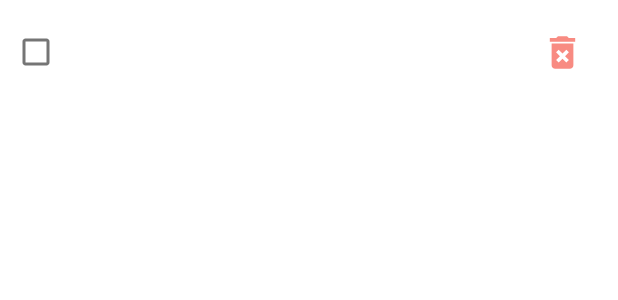
After one commit to YuenShanTsang/TodoList, an Android app: the layout todo.xml on its own in the app's theme, with its tools: preview values and no code run, on a phone screen of 412 x 824 dp. The commit adds this screen. Shown: the top 300 px of the screen. Run offline under Robolectric (Android 15) with nearby library versions, the phone set to English and light mode, and no system bars.

Commit message:
Completed the edit text, check box, add and remove button function by creating onClickListener.

```diff
--- /dev/null
+++ b/app/src/main/res/drawable/add_icon.xml
@@ -0,0 +1,5 @@
+<vector android:height="18dp" android:tint="@color/material_dynamic_neutral30"
+    android:viewportHeight="24" android:viewportWidth="24"
+    android:width="18dp" xmlns:android="http://schemas.android.com/apk/res/android">
+    <path android:fillColor="@android:color/white" android:pathData="M19,13h-6v6h-2v-6H5v-2h6V5h2v6h6v2z"/>
+</vector>
--- /dev/null
+++ b/app/src/main/res/drawable/delete_icon.xml
@@ -0,0 +1,15 @@
+<vector xmlns:android="http://schemas.android.com/apk/res/android"
+    android:width="50dp"
+    android:height="50dp"
+    android:viewportWidth="24"
+    android:viewportHeight="24"
+    android:tint="@color/coral">
+  <group android:scaleX="0.58"
+      android:scaleY="0.58"
+      android:translateX="5.04"
+      android:translateY="5.04">
+    <path
+        android:fillColor="@android:color/white"
+        android:pathData="M6,19c0,1.1 0.9,2 2,2h8c1.1,0 2,-0.9 2,-2L18,7L6,7v12zM8.46,11.88l1.41,-1.41L12,12.59l2.12,-2.12 1.41,1.41L13.41,14l2.12,2.12 -1.41,1.41L12,15.41l-2.12,2.12 -1.41,-1.41L10.59,14l-2.13,-2.12zM15.5,4l-1,-1h-5l-1,1L5,4v2h14L19,4z"/>
+  </group>
+</vector>
--- /dev/null
+++ b/app/src/main/res/layout/todo.xml
@@ -0,0 +1,37 @@
+<?xml version="1.0" encoding="utf-8"?>
+<RelativeLayout xmlns:android="http://schemas.android.com/apk/res/android"
+    xmlns:tools="http://schemas.android.com/tools"
+    android:layout_width="match_parent"
+    android:layout_height="wrap_content"
+    android:clickable="true"
+    android:focusable="true">
+
+    <CheckBox
+        android:id="@+id/task_check_box"
+        android:layout_width="wrap_content"
+        android:layout_height="wrap_content"
+        android:layout_alignParentStart="true"
+        android:layout_centerVertical="true" />
+
+    <TextView
+        android:id="@+id/task_text_view"
+        android:layout_width="wrap_content"
+        android:layout_height="wrap_content"
+        android:layout_toEndOf="@+id/task_check_box"
+        android:layout_toStartOf="@+id/remove_button"
+        android:layout_centerVertical="true"
+        android:textSize="18sp" />
+
+    <ImageButton
+        android:id="@+id/remove_button"
+        android:layout_width="wrap_content"
+        android:layout_height="wrap_content"
+        android:layout_alignParentEnd="true"
+        android:layout_centerVertical="true"
+        android:backgroundTint="@color/white"
+        android:src="@drawable/delete_icon"
+
+        tools:ignore="ContentDescription,ImageContrastCheck,SpeakableTextPresentCheck"
+ />
+
+</RelativeLayout>
```
Also changed, not shown: app/src/main/java/com/example/todolist/MainActivity.kt (+47 -1 lines), app/src/main/ic_launcher-playstore.png (added), app/src/main/res/mipmap-hdpi/ic_launcher.png (added), app/src/main/res/mipmap-hdpi/ic_launcher_round.png (added), app/src/main/res/mipmap-mdpi/ic_launcher.png (added), app/src/main/res/mipmap-mdpi/ic_launcher_round.png (added), app/src/main/res/mipmap-xhdpi/ic_launcher.png (added), app/src/main/res/mipmap-xhdpi/ic_launcher_round.png (added), app/src/main/res/mipmap-xxhdpi/ic_launcher.png (added), app/src/main/res/mipmap-xxhdpi/ic_launcher_round.png (added), app/src/main/res/mipmap-xxxhdpi/ic_launcher.png (added), app/src/main/res/mipmap-xxxhdpi/ic_launcher_round.png (added).
